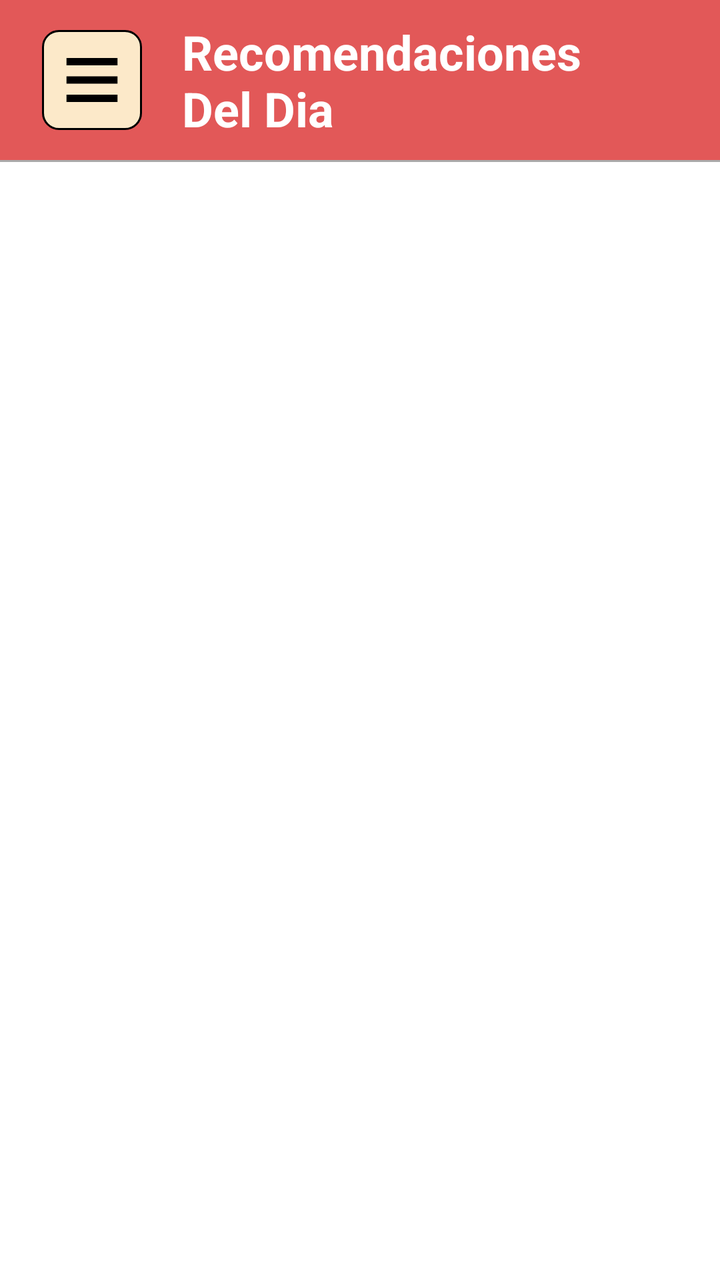
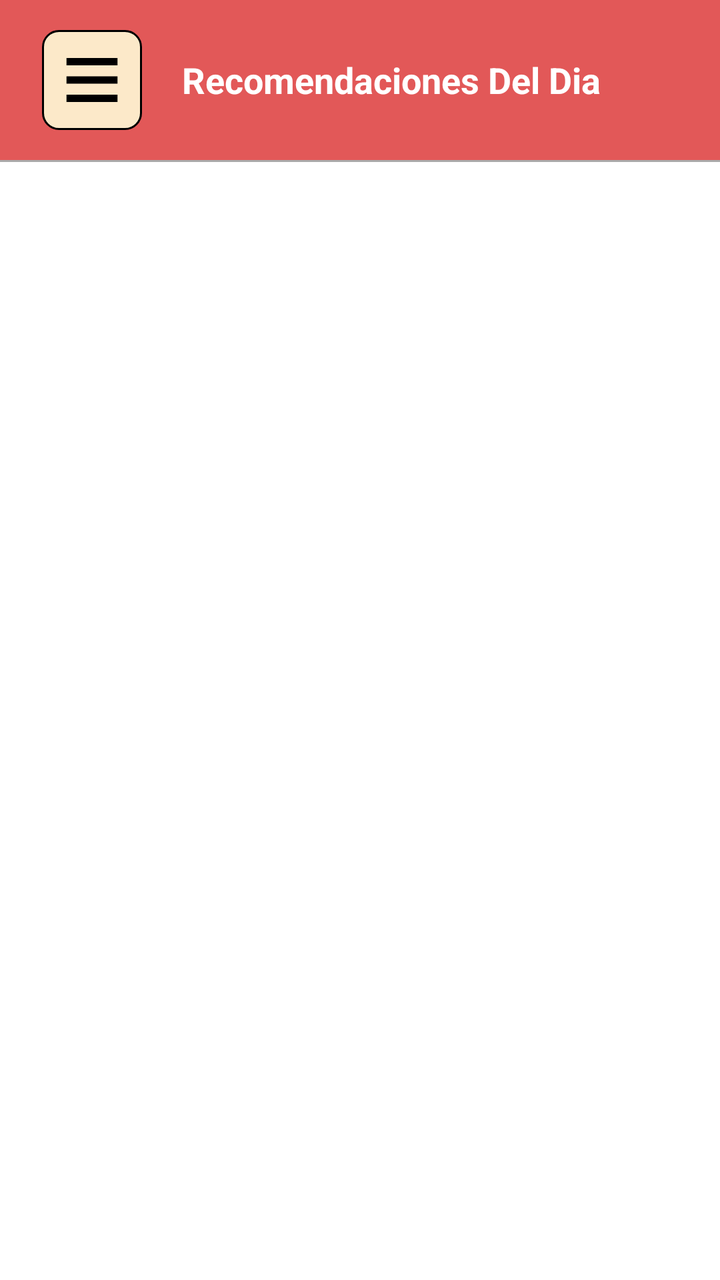

Compare the two renders of this Android layout. The source of the first and the diff that turns it into the second are given below.
<!-- AndroidManifest.xml: application theme Theme.NoBarTop -->
<!-- res/layout/activity_compras.xml -->
<?xml version="1.0" encoding="utf-8"?>
<LinearLayout xmlns:android="http://schemas.android.com/apk/res/android"
    xmlns:tools="http://schemas.android.com/tools"
    xmlns:app="http://schemas.android.com/apk/res-auto"

    android:id="@+id/layoutQuiz"
    android:layout_width="match_parent"
    android:layout_height="match_parent"
    android:orientation="vertical"

    android:gravity="center"
    android:background="@color/white"
    >

    <LinearLayout
        android:id="@+id/headerLayout"
        android:layout_width="match_parent"
        android:layout_height="80dp"
        android:orientation="horizontal"
        android:background="@color/toque"
        android:paddingEnd="16dp"
        android:paddingStart="16dp"
        android:gravity="center_vertical"
        app:layout_constraintTop_toTopOf="parent"
        app:layout_constraintStart_toStartOf="parent"
        app:layout_constraintEnd_toEndOf="parent">

        
        <View
            android:layout_width="5dp"
            android:layout_height="match_parent"
            android:layout_weight="0" />

        <ImageButton
            android:id="@+id/iconoSuperiorDerecha"
            android:layout_width="50dp"
            android:layout_height="50dp"
            android:src="@drawable/menu_barra"
            android:contentDescription="Icono menú"
            android:padding="6dp"
            android:background="@drawable/fondeo_redondeado_dos"
            />

        <TextView
            android:layout_width="match_parent"
            android:layout_height="wrap_content"
            android:text="Recomendaciones Del Dia"
            android:textSize="24dp"
            android:textStyle="bold"
            android:paddingHorizontal="20dp"
            android:textColor="@color/white"
            />

    </LinearLayout>
    <View
        android:layout_width="match_parent"
        android:layout_height="1dp"
        android:background="@android:color/darker_gray"
        app:layout_constraintTop_toBottomOf="@id/headerLayout"
        app:layout_constraintStart_toStartOf="parent"
        app:layout_constraintEnd_toEndOf="parent"/>


    <androidx.recyclerview.widget.RecyclerView
        android:id="@+id/recyclerView"
        android:layout_width="match_parent"
        android:layout_height="match_parent"
        android:padding="20dp"
        android:clipToPadding="false"
        android:radius="18dp"/>



</LinearLayout>
<!-- resources referenced by this layout -->
<resources>
  <color name="toque">#E25858</color>
  <color name="white">#FFFFFFFF</color>
  <!-- drawable fondeo_redondeado_dos (drawable) -->
  <?xml version="1.0" encoding="utf-8"?>
  <shape xmlns:android="http://schemas.android.com/apk/res/android"
      android:shape="rectangle">
  
      <solid android:color="@color/yellow" />  
  
      <corners android:radius="8dp" />  
  
      <stroke
          android:width="1dp"
          android:color="@color/black" />     
  
  </shape>
  <!-- drawable menu_barra (drawable) -->
  <vector xmlns:android="http://schemas.android.com/apk/res/android"
      android:width="34dp"
      android:height="44dp"
      android:viewportWidth="960"
      android:viewportHeight="960">
    <path
        android:pathData="M120,720v-80h720v80L120,720ZM120,520v-80h720v80L120,520ZM120,320v-80h720v80L120,320Z"
        android:fillColor="#000000"/>
  </vector>
  <style name="Theme.NoBarTop" parent="Theme.MaterialComponents.DayNight.NoActionBar">
          
          <item name="colorPrimary">@color/purple_500</item>
          <item name="colorPrimaryVariant">@color/purple_700</item>
          <item name="colorOnPrimary">@color/white</item>
          
          <item name="colorSecondary">@color/teal_200</item>
          <item name="colorSecondaryVariant">@color/teal_700</item>
          <item name="colorOnSecondary">@color/black</item>
          
          <item name="android:statusBarColor">@color/white</item>
          
      </style>
  <color name="yellow">#FCE9C9</color>
  <color name="black">#FF000000</color>
  <color name="purple_500">#FF6200EE</color>
  <color name="purple_700">#FF3700B3</color>
  <color name="teal_200">#FF03DAC5</color>
  <color name="teal_700">#FF018786</color>
</resources>

<!-- the commit's change to res/layout/activity_compras.xml (unified diff, before → after) -->
@@ -45,7 +45,7 @@
             android:layout_width="match_parent"
             android:layout_height="wrap_content"
             android:text="Recomendaciones Del Dia"
-            android:textSize="24dp"
+            android:textSize="18dp"
             android:textStyle="bold"
             android:paddingHorizontal="20dp"
             android:textColor="@color/white"
